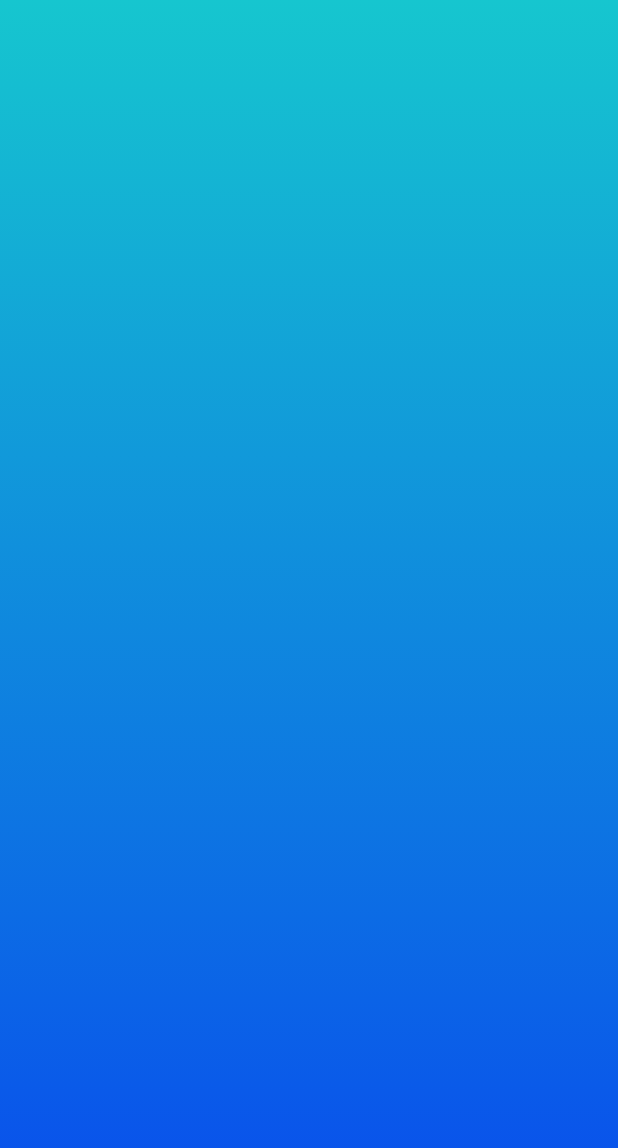
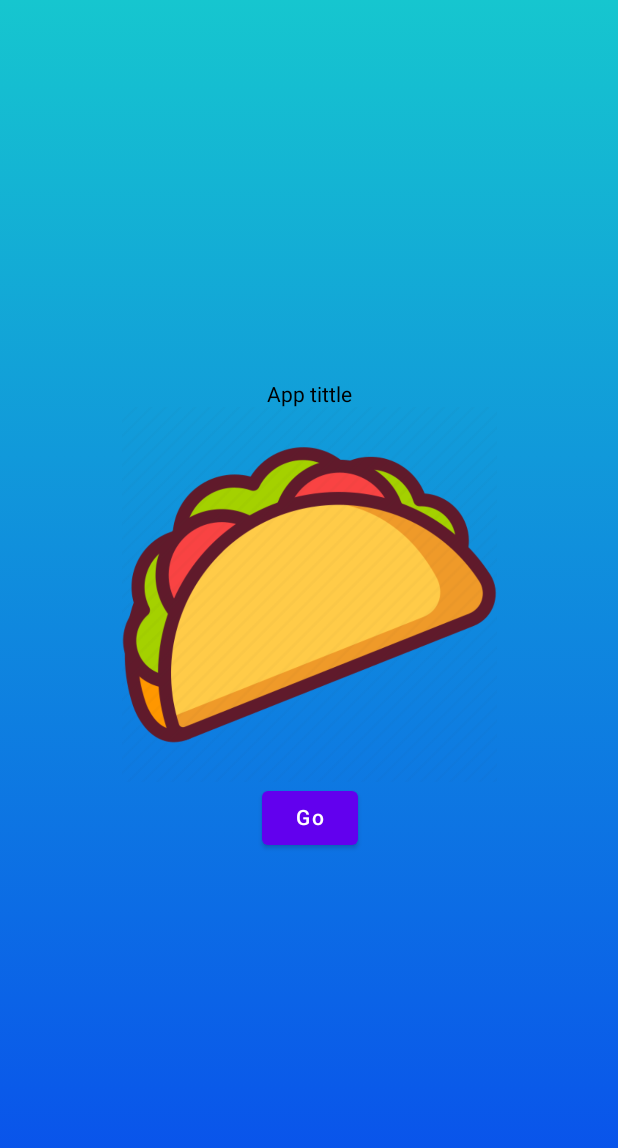
Before and after one commit to josuemj/androidNetworking, an Android app built with Jetpack Compose: the @Preview function LaunchScreen, on a phone screen of 412 x 824 dp. Shown: the top 1148 px of the screen. Run offline under Robolectric (Android 15) with nearby library versions, the phone set to English and light mode, and no system bars.

Commit message:
Launch screen fully sketched

```diff
--- a/app/build.gradle
+++ b/app/build.gradle
@@ -5,12 +5,12 @@ plugins {
 
 android {
     namespace 'com.example.meals_app'
-    compileSdk 33
+    compileSdk 34
 
     defaultConfig {
         applicationId "com.example.meals_app"
         minSdk 21
-        targetSdk 33
+        targetSdk 34
         versionCode 1
         versionName "1.0"
 
@@ -47,6 +47,8 @@ android {
 }
 
 dependencies {
+    def nav_version = "2.5.3"
+    implementation "androidx.navigation:navigation-compose:$nav_version"
 
     implementation 'androidx.core:core-ktx:1.7.0'
     implementation 'androidx.lifecycle:lifecycle-runtime-ktx:2.3.1'
--- a/app/src/main/java/com/example/meals_app/ui/start/Launch.kt
+++ b/app/src/main/java/com/example/meals_app/ui/start/Launch.kt
@@ -1,14 +1,24 @@
 package com.example.meals_app.ui.start
 
+import androidx.compose.animation.core.*
+import androidx.compose.foundation.Image
 import androidx.compose.foundation.background
 import androidx.compose.foundation.layout.Box
 import androidx.compose.foundation.layout.Column
 import androidx.compose.foundation.layout.fillMaxSize
-import androidx.compose.runtime.Composable
+import androidx.compose.foundation.layout.size
+import androidx.compose.material.Button
+import androidx.compose.material.Text
+import androidx.compose.runtime.*
+import androidx.compose.ui.Alignment
 import androidx.compose.ui.Modifier
 import androidx.compose.ui.graphics.Brush
 import androidx.compose.ui.graphics.Color
+import androidx.compose.ui.graphics.graphicsLayer
+import androidx.compose.ui.res.painterResource
 import androidx.compose.ui.tooling.preview.Preview
+import androidx.compose.ui.unit.dp
+import com.example.meals_app.R
 
 
 @Preview
@@ -20,13 +30,37 @@ fun LaunchScreen(){
             .fillMaxSize()
             .background(
                 brush = Brush.verticalGradient(
-                    colors = listOf(Color(0xFF16C6CF),Color.Blue),
+                    colors = listOf(Color(0xFF16C6CF), Color.Blue),
                     startY = 0f,
                     endY = 2000f // Adjust the endY value as needed
                 )
             )
     ) {
+        Box(
+            modifier = Modifier.fillMaxSize(),
+            contentAlignment = Alignment.Center
+            ) {
+
+            Column(
+                horizontalAlignment = Alignment.CenterHorizontally,
+
+            ) {
+                Text(text = "App tittle")
+                LaunchImage()
+                Button(onClick = { /*TODO*/ }) {
+                    Text(text = "Go")
+                }
+            }
+        }
 
     }
 
 }
+
+@Composable
+fun LaunchImage(){
+    Image(
+        modifier = Modifier.size(250.dp),
+        painter = painterResource(id = R.drawable.taco) ,
+        contentDescription = null)
+}
```
Also changed, not shown: app/src/main/res/drawable/taco.webp (added).
